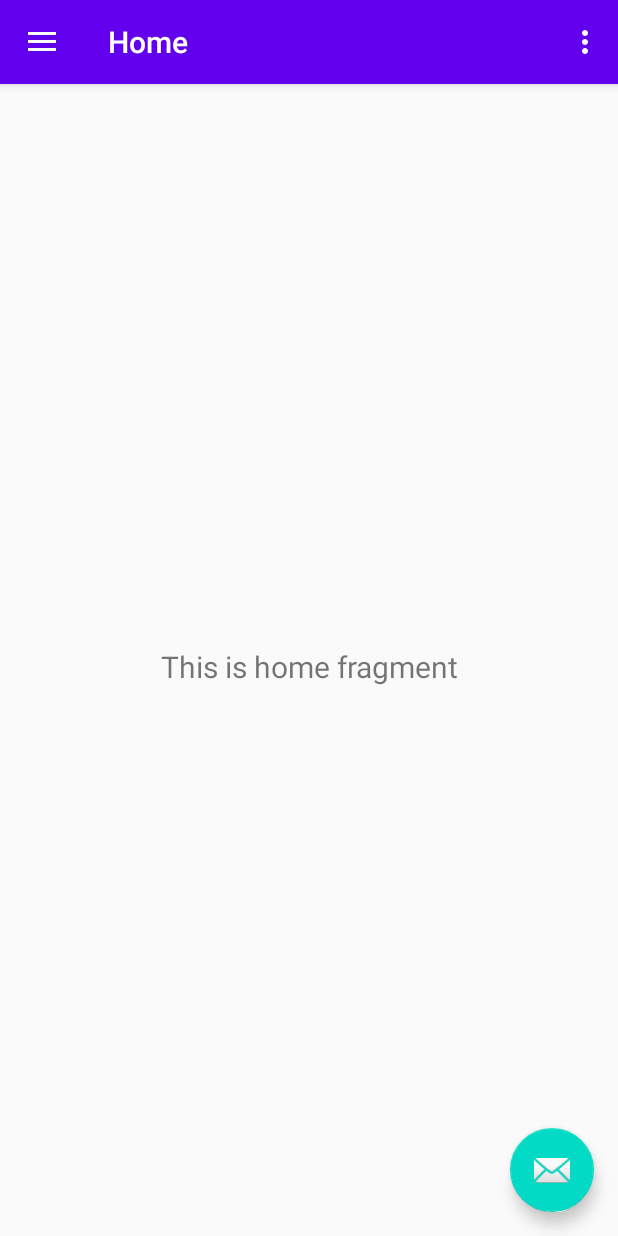
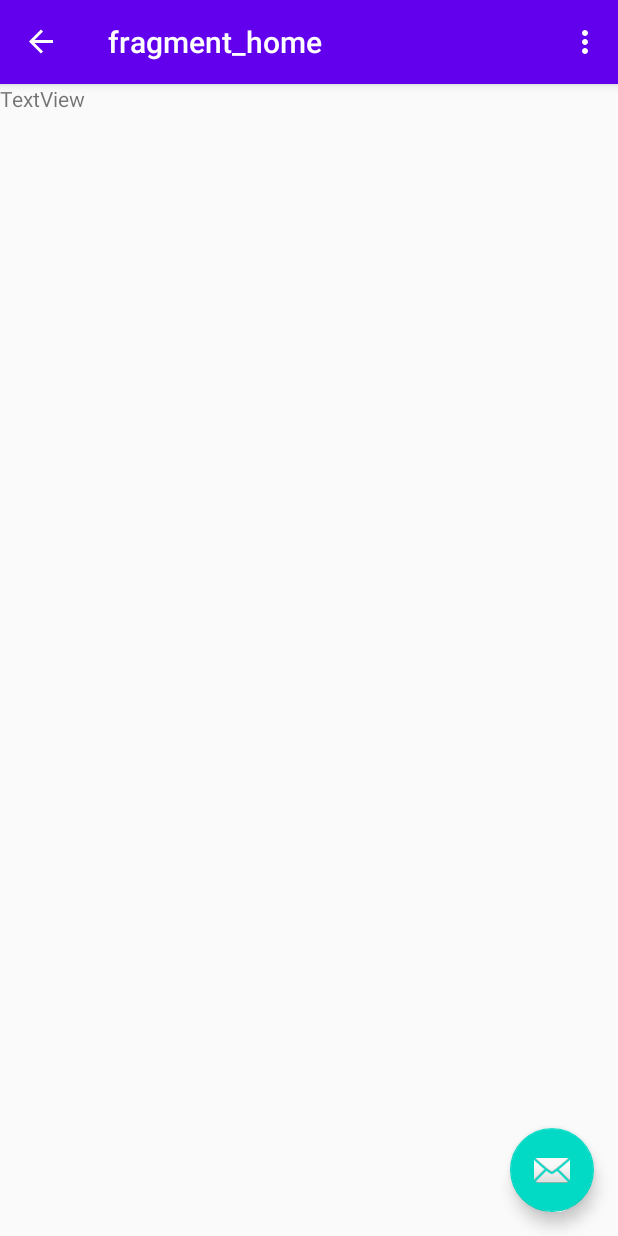
Before and after one commit to connor48236/Mobile_App_Development_Final_project_Conax_App-1-, an Android app: the screen it shows after launch (MainActivity), on a phone screen of 412 x 824 dp. Run offline under Robolectric (Android 15) with nearby library versions, the light colour scheme and no system bars; our stand-ins replace navigation-ui.

Commit message:
Created Fragments *homeFragment *locationsFragment *gamesFragment *jobsFragment *settingsFragment

```diff
--- /dev/null
+++ b/app/src/main/java/com/example/androiddevfinal_conaxapp/homeFragment.java
@@ -0,0 +1,64 @@
+package com.example.androiddevfinal_conaxapp;
+
+import android.os.Bundle;
+
+import androidx.fragment.app.Fragment;
+
+import android.view.LayoutInflater;
+import android.view.View;
+import android.view.ViewGroup;
+
+/**
+ * A simple {@link Fragment} subclass.
+ * Use the {@link homeFragment#newInstance} factory method to
+ * create an instance of this fragment.
+ */
+public class homeFragment extends Fragment {
+
+    // TODO: Rename parameter arguments, choose names that match
+    // the fragment initialization parameters, e.g. ARG_ITEM_NUMBER
+    private static final String ARG_PARAM1 = "param1";
+    private static final String ARG_PARAM2 = "param2";
+
+    // TODO: Rename and change types of parameters
+    private String mParam1;
+    private String mParam2;
+
+    public homeFragment() {
+        // Required empty public constructor
+    }
+
+    /**
+     * Use this factory method to create a new instance of
+     * this fragment using the provided parameters.
+     *
+     * @param param1 Parameter 1.
+     * @param param2 Parameter 2.
+     * @return A new instance of fragment homeFragment.
+     */
+    // TODO: Rename and change types and number of parameters
+    public static homeFragment newInstance(String param1, String param2) {
+        homeFragment fragment = new homeFragment();
+        Bundle args = new Bundle();
+        args.putString(ARG_PARAM1, param1);
+        args.putString(ARG_PARAM2, param2);
+        fragment.setArguments(args);
+        return fragment;
+    }
+
+    @Override
+    public void onCreate(Bundle savedInstanceState) {
+        super.onCreate(savedInstanceState);
+        if (getArguments() != null) {
+            mParam1 = getArguments().getString(ARG_PARAM1);
+            mParam2 = getArguments().getString(ARG_PARAM2);
+        }
+    }
+
+    @Override
+    public View onCreateView(LayoutInflater inflater, ViewGroup container,
+                             Bundle savedInstanceState) {
+        // Inflate the layout for this fragment
+        return inflater.inflate(R.layout.fragment_home, container, false);
+    }
+}
--- a/app/src/main/java/com/example/androiddevfinal_conaxapp/ui/home/HomeFragment.java
+++ /dev/null
@@ -1,35 +0,0 @@
-package com.example.androiddevfinal_conaxapp.ui.home;
-
-import android.os.Bundle;
-import android.view.LayoutInflater;
-import android.view.View;
-import android.view.ViewGroup;
-import android.widget.TextView;
-
-import androidx.annotation.NonNull;
-import androidx.annotation.Nullable;
-import androidx.fragment.app.Fragment;
-import androidx.lifecycle.Observer;
-import androidx.lifecycle.ViewModelProviders;
-
-import com.example.androiddevfinal_conaxapp.R;
-
-public class HomeFragment extends Fragment {
-
-    private HomeViewModel homeViewModel;
-
-    public View onCreateView(@NonNull LayoutInflater inflater,
-                             ViewGroup container, Bundle savedInstanceState) {
-        homeViewModel =
-                ViewModelProviders.of(this).get(HomeViewModel.class);
-        View root = inflater.inflate(R.layout.fragment_home, container, false);
-        final TextView textView = root.findViewById(R.id.text_home);
-        homeViewModel.getText().observe(getViewLifecycleOwner(), new Observer<String>() {
-            @Override
-            public void onChanged(@Nullable String s) {
-                textView.setText(s);
-            }
-        });
-        return root;
-    }
-}
--- a/app/src/main/java/com/example/androiddevfinal_conaxapp/ui/home/HomeViewModel.java
+++ /dev/null
@@ -1,19 +0,0 @@
-package com.example.androiddevfinal_conaxapp.ui.home;
-
-import androidx.lifecycle.LiveData;
-import androidx.lifecycle.MutableLiveData;
-import androidx.lifecycle.ViewModel;
-
-public class HomeViewModel extends ViewModel {
-
-    private MutableLiveData<String> mText;
-
-    public HomeViewModel() {
-        mText = new MutableLiveData<>();
-        mText.setValue("This is home fragment");
-    }
-
-    public LiveData<String> getText() {
-        return mText;
-    }
-}
--- a/app/src/main/res/layout/fragment_home.xml
+++ b/app/src/main/res/layout/fragment_home.xml
@@ -1,22 +1,15 @@
 <?xml version="1.0" encoding="utf-8"?>
-<androidx.constraintlayout.widget.ConstraintLayout xmlns:android="http://schemas.android.com/apk/res/android"
-    xmlns:app="http://schemas.android.com/apk/res-auto"
+<LinearLayout xmlns:android="http://schemas.android.com/apk/res/android"
     xmlns:tools="http://schemas.android.com/tools"
     android:layout_width="match_parent"
     android:layout_height="match_parent"
-    tools:context=".ui.home.HomeFragment">
+    tools:context=".homeFragment"
+    android:orientation="vertical">
+
 
     <TextView
-        android:id="@+id/text_home"
+        android:id="@+id/textView2"
         android:layout_width="match_parent"
         android:layout_height="wrap_content"
-        android:layout_marginStart="8dp"
-        android:layout_marginTop="8dp"
-        android:layout_marginEnd="8dp"
-        android:textAlignment="center"
-        android:textSize="20sp"
-        app:layout_constraintBottom_toBottomOf="parent"
-        app:layout_constraintEnd_toEndOf="parent"
-        app:layout_constraintStart_toStartOf="parent"
-        app:layout_constraintTop_toTopOf="parent" />
-</androidx.constraintlayout.widget.ConstraintLayout>
+        android:text="TextView" />
+</LinearLayout>
--- a/app/src/main/res/navigation/mobile_navigation.xml
+++ b/app/src/main/res/navigation/mobile_navigation.xml
@@ -3,23 +3,30 @@
     xmlns:app="http://schemas.android.com/apk/res-auto"
     xmlns:tools="http://schemas.android.com/tools"
     android:id="@+id/mobile_navigation"
-    app:startDestination="@+id/nav_home">
-
+    app:startDestination="@id/homeFragment">
     <fragment
-        android:id="@+id/nav_home"
-        android:name="com.example.androiddevfinal_conaxapp.ui.home.HomeFragment"
-        android:label="@string/menu_home"
+        android:id="@+id/homeFragment"
+        android:name="com.example.androiddevfinal_conaxapp.homeFragment"
+        android:label="fragment_home"
         tools:layout="@layout/fragment_home" />
-
     <fragment
-        android:id="@+id/nav_gallery"
-        android:name="com.example.androiddevfinal_conaxapp.ui.gallery.GalleryFragment"
-        android:label="@string/menu_gallery"
-        tools:layout="@layout/fragment_gallery" />
-
+        android:id="@+id/locationsFragment"
+        android:name="com.example.androiddevfinal_conaxapp.locationsFragment"
+        android:label="fragment_locations"
+        tools:layout="@layout/fragment_locations" />
     <fragment
-        android:id="@+id/nav_slideshow"
-        android:name="com.example.androiddevfinal_conaxapp.ui.slideshow.SlideshowFragment"
-        android:label="@string/menu_slideshow"
-        tools:layout="@layout/fragment_slideshow" />
+        android:id="@+id/gamesFragment"
+        android:name="com.example.androiddevfinal_conaxapp.gamesFragment"
+        android:label="fragment_games"
+        tools:layout="@layout/fragment_games" />
+    <fragment
+        android:id="@+id/jobsFragment"
+        android:name="com.example.androiddevfinal_conaxapp.jobsFragment"
+        android:label="fragment_jobs"
+        tools:layout="@layout/fragment_jobs" />
+    <fragment
+        android:id="@+id/settingsFragment"
+        android:name="com.example.androiddevfinal_conaxapp.settingsFragment"
+        android:label="fragment_settings"
+        tools:layout="@layout/fragment_settings" />
 </navigation>
--- a/app/src/main/res/values/strings.xml
+++ b/app/src/main/res/values/strings.xml
@@ -10,4 +10,6 @@
     <string name="menu_home">Home</string>
     <string name="menu_gallery">Gallery</string>
     <string name="menu_slideshow">Slideshow</string>
+    <!-- TODO: Remove or change this placeholder text -->
+    <string name="hello_blank_fragment">Hello blank fragment</string>
 </resources>
```
Also changed, not shown: app/src/main/java/com/example/androiddevfinal_conaxapp/gamesFragment.java (added, +64 -0 lines), app/src/main/java/com/example/androiddevfinal_conaxapp/jobsFragment.java (added, +64 -0 lines), app/src/main/java/com/example/androiddevfinal_conaxapp/locationsFragment.java (added, +64 -0 lines), app/src/main/java/com/example/androiddevfinal_conaxapp/settingsFragment.java (added, +64 -0 lines), app/src/main/java/com/example/androiddevfinal_conaxapp/ui/gallery/GalleryFragment.java (deleted, +0 -35 lines), app/src/main/java/com/example/androiddevfinal_conaxapp/ui/gallery/GalleryViewModel.java (deleted, +0 -19 lines), app/src/main/java/com/example/androiddevfinal_conaxapp/ui/slideshow/SlideshowFragment.java (deleted, +0 -35 lines), app/src/main/java/com/example/androiddevfinal_conaxapp/ui/slideshow/SlideshowViewModel.java (deleted, +0 -19 lines), app/src/main/res/layout/fragment_gallery.xml (deleted, +0 -22 lines), app/src/main/res/layout/fragment_games.xml (added, +14 -0 lines), app/src/main/res/layout/fragment_jobs.xml (added, +14 -0 lines), app/src/main/res/layout/fragment_locations.xml (added, +14 -0 lines), app/src/main/res/layout/fragment_settings.xml (added, +14 -0 lines), app/src/main/res/layout/fragment_slideshow.xml (deleted, +0 -22 lines).
